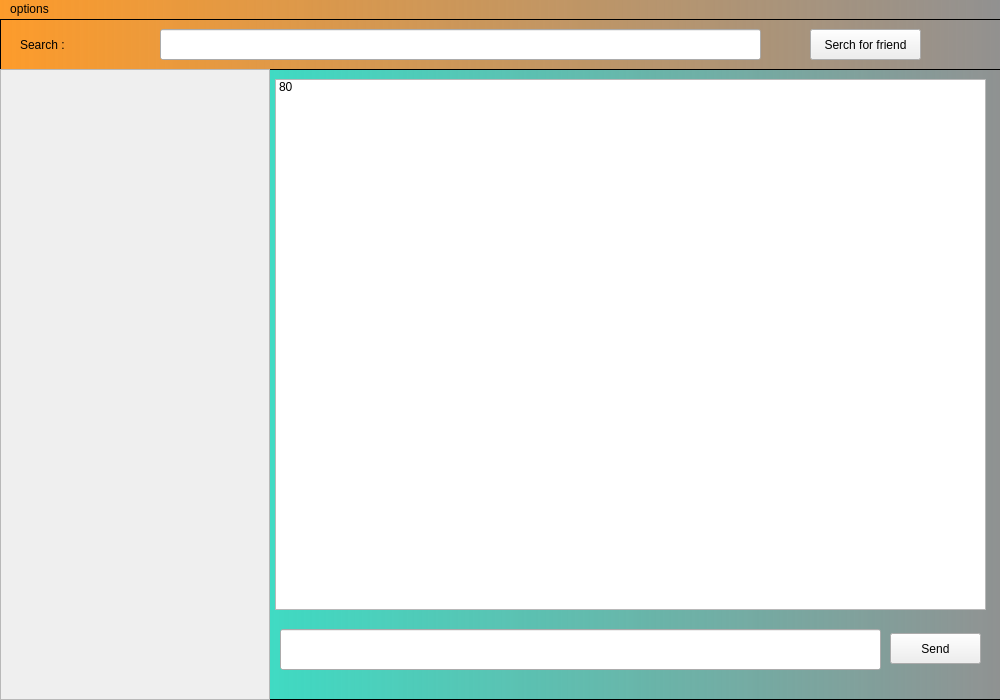
This is chatapp/interfaces/chatapp.ui in wajih8/chat_app as Qt 5 draws it before an edit. The edited form follows.
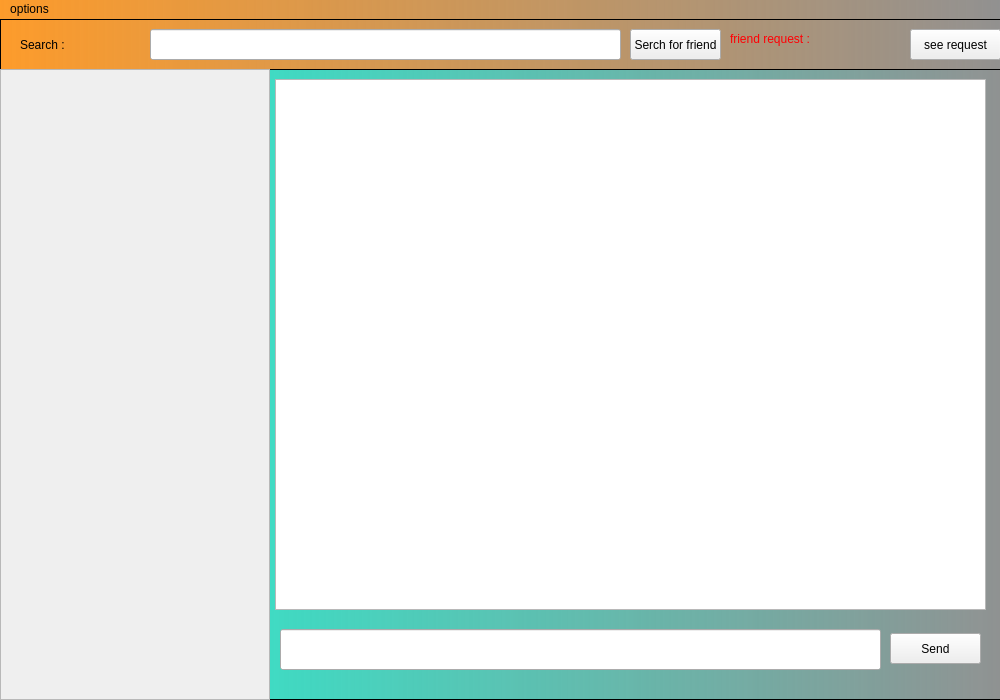
This is the edited form.

```diff
--- a/chatapp/interfaces/chatapp.ui
+++ b/chatapp/interfaces/chatapp.ui
@@ -82,11 +82,6 @@
     <property name="styleSheet">
      <string notr="true">font: 75 12pt &quot;MS Shell Dlg 2&quot;;</string>
     </property>
-    <item>
-     <property name="text">
-      <string>80</string>
-     </property>
-    </item>
    </widget>
    <widget class="QPushButton" name="bsend">
     <property name="geometry">
@@ -137,9 +132,9 @@
    <widget class="QLineEdit" name="lserch">
     <property name="geometry">
      <rect>
-      <x>160</x>
+      <x>150</x>
       <y>10</y>
-      <width>601</width>
+      <width>471</width>
       <height>31</height>
      </rect>
     </property>
@@ -150,9 +145,9 @@
    <widget class="QPushButton" name="bserch">
     <property name="geometry">
      <rect>
-      <x>810</x>
+      <x>630</x>
       <y>10</y>
-      <width>111</width>
+      <width>91</width>
       <height>31</height>
      </rect>
     </property>
@@ -195,6 +190,36 @@
      <string>Search :</string>
     </property>
    </widget>
+   <widget class="QLabel" name="lnoti">
+    <property name="geometry">
+     <rect>
+      <x>730</x>
+      <y>0</y>
+      <width>171</width>
+      <height>40</height>
+     </rect>
+    </property>
+    <property name="styleSheet">
+     <string notr="true">font: 75 14pt &quot;MS Shell Dlg 2&quot;;
+color: rgb(255, 0, 4);</string>
+    </property>
+    <property name="text">
+     <string>friend request :</string>
+    </property>
+   </widget>
+   <widget class="QPushButton" name="bgm">
+    <property name="geometry">
+     <rect>
+      <x>910</x>
+      <y>10</y>
+      <width>91</width>
+      <height>31</height>
+     </rect>
+    </property>
+    <property name="text">
+     <string>see request</string>
+    </property>
+   </widget>
    <zorder>frame_2</zorder>
    <zorder>frame</zorder>
    <zorder>scrollArea</zorder>
@@ -204,6 +229,8 @@
    <zorder>lserch</zorder>
    <zorder>bserch</zorder>
    <zorder>label</zorder>
+   <zorder>lnoti</zorder>
+   <zorder>bgm</zorder>
   </widget>
   <widget class="QMenuBar" name="menuBar">
    <property name="geometry">
```
